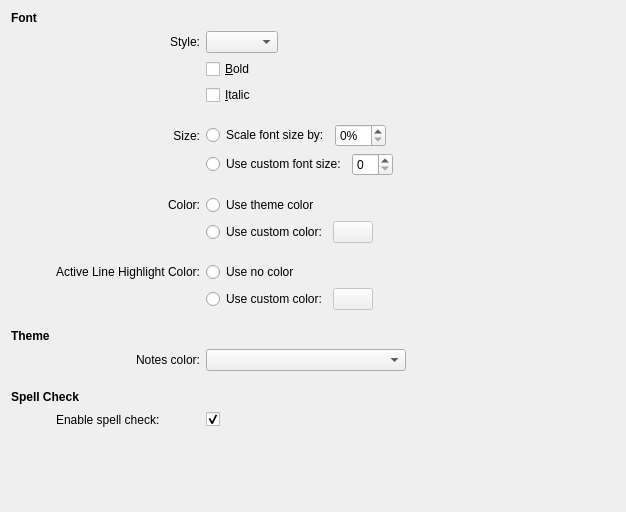
Above: applets/notes/config.ui from KDE/kdeplasma-addons before the change. Below: the same form after it.
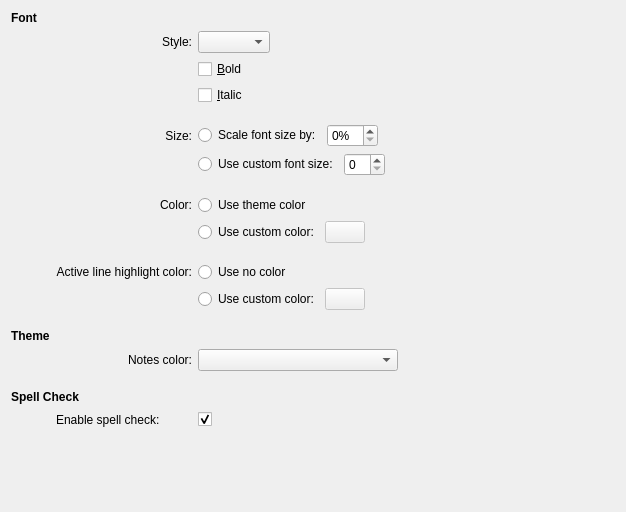
That is the form after the change. Custom widgets are drawn as their Qt base class.

Patch:
```diff
--- a/applets/notes/config.ui
+++ b/applets/notes/config.ui
@@ -261,7 +261,7 @@
    <item row="11" column="1" >
     <widget class="QLabel" name="fontBackgroundColorLabel" >
      <property name="text" >
-      <string>Active Line Highlight Color:</string>
+      <string>Active line highlight color:</string>
      </property>
      <property name="alignment" >
       <set>Qt::AlignRight|Qt::AlignTrailing|Qt::AlignVCenter</set>
```
